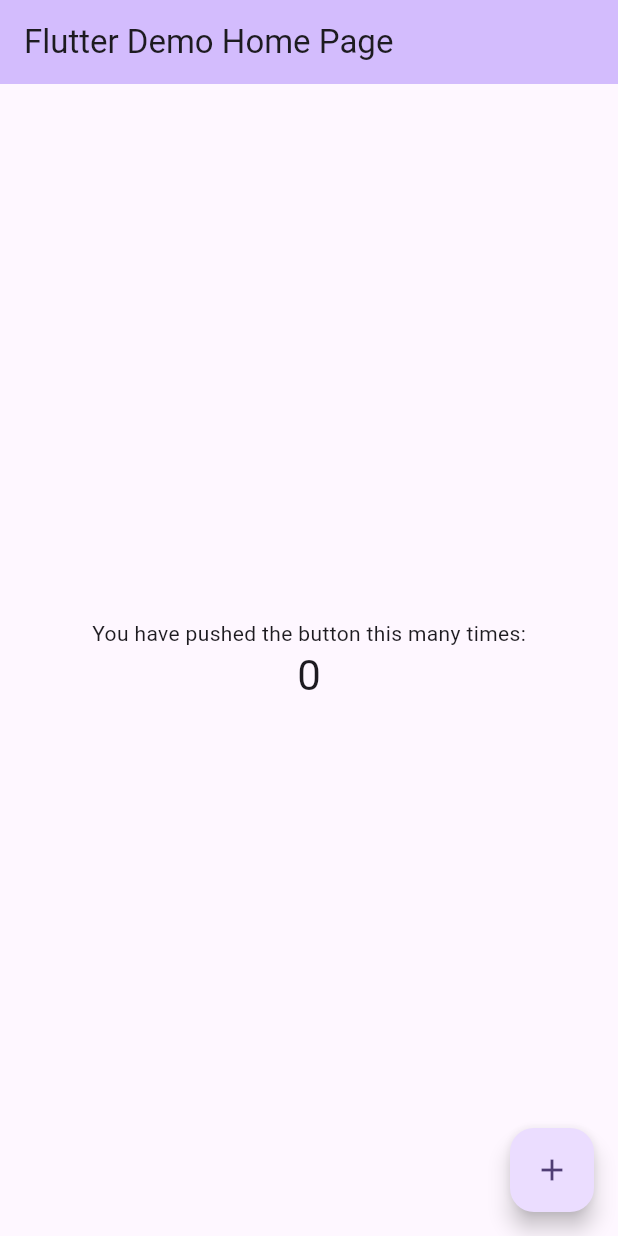
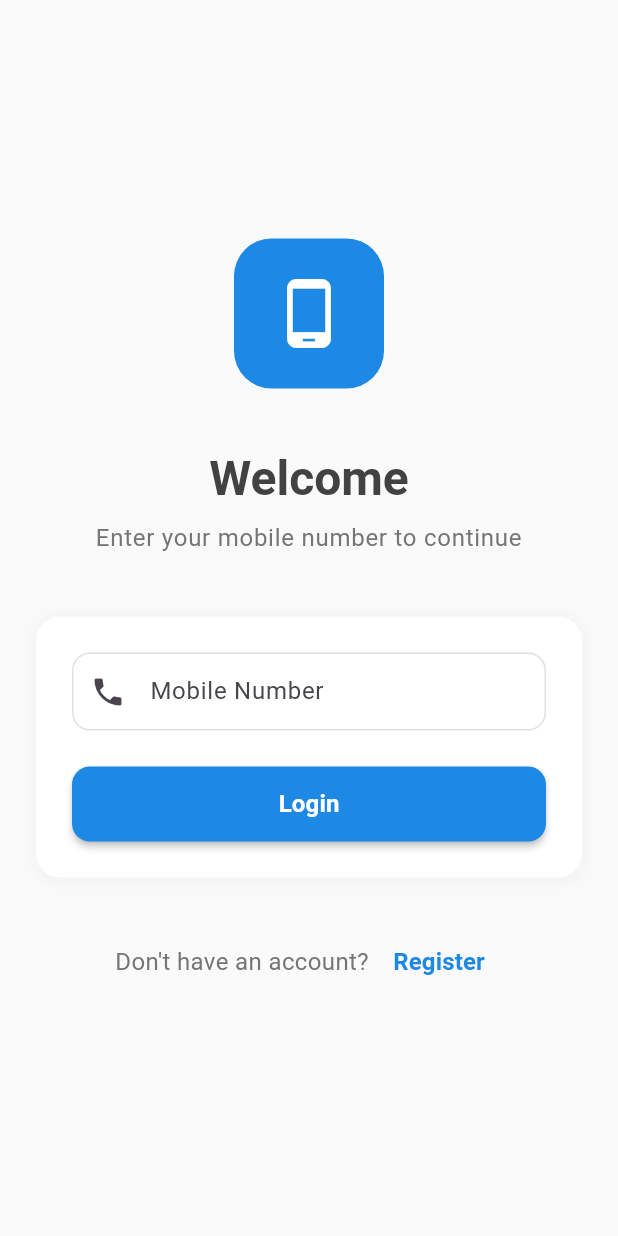
Before and after one commit to HesaraDinal1234/MyChat-Flutter-Application, a Flutter app: the screen it shows after launch, on a phone screen of 412 x 824 dp. Run offline on Flutter 3.47's test engine with Material 3 defaults, Android fonts, the phone set to English and light mode, and no system bars.

Commit message:
Implement mobile login page and update main app structure

```diff
--- a/mychat/lib/main.dart
+++ b/mychat/lib/main.dart
@@ -1,122 +1,23 @@
 import 'package:flutter/material.dart';
+import 'screens/loginpage.dart'; // Add this import
 
-void main() {
-  runApp(const MyApp());
-}
+void main() => runApp(const ProductivityApp());
 
-class MyApp extends StatelessWidget {
-  const MyApp({super.key});
+class ProductivityApp extends StatelessWidget {
+  const ProductivityApp({super.key});
 
-  // This widget is the root of your application.
   @override
   Widget build(BuildContext context) {
     return MaterialApp(
-      title: 'Flutter Demo',
+      debugShowCheckedModeBanner: false,
       theme: ThemeData(
-        // This is the theme of your application.
-        //
-        // TRY THIS: Try running your application with "flutter run". You'll see
-        // the application has a purple toolbar. Then, without quitting the app,
-        // try changing the seedColor in the colorScheme below to Colors.green
-        // and then invoke "hot reload" (save your changes or press the "hot
-        // reload" button in a Flutter-supported IDE, or press "r" if you used
-        // the command line to start the app).
-        //
-        // Notice that the counter didn't reset back to zero; the application
-        // state is not lost during the reload. To reset the state, use hot
-        // restart instead.
-        //
-        // This works for code too, not just values: Most code changes can be
-        // tested with just a hot reload.
-        colorScheme: ColorScheme.fromSeed(seedColor: Colors.deepPurple),
+        primaryColor: Colors.blueAccent,
+        inputDecorationTheme: const InputDecorationTheme(
+          border: OutlineInputBorder(),
+          contentPadding: EdgeInsets.symmetric(horizontal: 16, vertical: 14),
+        ),
       ),
-      home: const MyHomePage(title: 'Flutter Demo Home Page'),
+      home: const MobileLoginPage(), // Now using the separated login page
     );
   }
 }
-
-class MyHomePage extends StatefulWidget {
-  const MyHomePage({super.key, required this.title});
-
-  // This widget is the home page of your application. It is stateful, meaning
-  // that it has a State object (defined below) that contains fields that affect
-  // how it looks.
-
-  // This class is the configuration for the state. It holds the values (in this
-  // case the title) provided by the parent (in this case the App widget) and
-  // used by the build method of the State. Fields in a Widget subclass are
-  // always marked "final".
-
-  final String title;
-
-  @override
-  State<MyHomePage> createState() => _MyHomePageState();
-}
-
-class _MyHomePageState extends State<MyHomePage> {
-  int _counter = 0;
-
-  void _incrementCounter() {
-    setState(() {
-      // This call to setState tells the Flutter framework that something has
-      // changed in this State, which causes it to rerun the build method below
-      // so that the display can reflect the updated values. If we changed
-      // _counter without calling setState(), then the build method would not be
-      // called again, and so nothing would appear to happen.
-      _counter++;
-    });
-  }
-
-  @override
-  Widget build(BuildContext context) {
-    // This method is rerun every time setState is called, for instance as done
-    // by the _incrementCounter method above.
-    //
-    // The Flutter framework has been optimized to make rerunning build methods
-    // fast, so that you can just rebuild anything that needs updating rather
-    // than having to individually change instances of widgets.
-    return Scaffold(
-      appBar: AppBar(
-        // TRY THIS: Try changing the color here to a specific color (to
-        // Colors.amber, perhaps?) and trigger a hot reload to see the AppBar
-        // change color while the other colors stay the same.
-        backgroundColor: Theme.of(context).colorScheme.inversePrimary,
-        // Here we take the value from the MyHomePage object that was created by
-        // the App.build method, and use it to set our appbar title.
-        title: Text(widget.title),
-      ),
-      body: Center(
-        // Center is a layout widget. It takes a single child and positions it
-        // in the middle of the parent.
-        child: Column(
-          // Column is also a layout widget. It takes a list of children and
-          // arranges them vertically. By default, it sizes itself to fit its
-          // children horizontally, and tries to be as tall as its parent.
-          //
-          // Column has various properties to control how it sizes itself and
-          // how it positions its children. Here we use mainAxisAlignment to
-          // center the children vertically; the main axis here is the vertical
-          // axis because Columns are vertical (the cross axis would be
-          // horizontal).
-          //
-          // TRY THIS: Invoke "debug painting" (choose the "Toggle Debug Paint"
-          // action in the IDE, or press "p" in the console), to see the
-          // wireframe for each widget.
-          mainAxisAlignment: MainAxisAlignment.center,
-          children: <Widget>[
-            const Text('You have pushed the button this many times:'),
-            Text(
-              '$_counter',
-              style: Theme.of(context).textTheme.headlineMedium,
-            ),
-          ],
-        ),
-      ),
-      floatingActionButton: FloatingActionButton(
-        onPressed: _incrementCounter,
-        tooltip: 'Increment',
-        child: const Icon(Icons.add),
-      ), // This trailing comma makes auto-formatting nicer for build methods.
-    );
-  }
-}
--- /dev/null
+++ b/mychat/lib/screens/loginpage.dart
@@ -0,0 +1,227 @@
+import 'package:flutter/material.dart';
+import 'package:flutter/services.dart';
+
+class MobileLoginPage extends StatefulWidget {
+  const MobileLoginPage({Key? key}) : super(key: key);
+
+  @override
+  State<MobileLoginPage> createState() => _MobileLoginPageState();
+}
+
+class _MobileLoginPageState extends State<MobileLoginPage> {
+  final _formKey = GlobalKey<FormState>();
+  final _mobileController = TextEditingController();
+  bool _isLoading = false;
+
+  @override
+  void dispose() {
+    _mobileController.dispose();
+    super.dispose();
+  }
+
+  Future<void> _handleLogin() async {
+    if (_formKey.currentState!.validate()) {
+      setState(() {
+        _isLoading = true;
+      });
+
+      // Simulate API call
+      await Future.delayed(const Duration(seconds: 2));
+
+      setState(() {
+        _isLoading = false;
+      });
+
+      // Show success message
+      ScaffoldMessenger.of(context).showSnackBar(
+        const SnackBar(
+          content: Text('OTP sent to your mobile number!'),
+          backgroundColor: Colors.green,
+        ),
+      );
+
+      // Navigate to OTP verification page
+      // Navigator.push(context, MaterialPageRoute(builder: (context) => OTPPage()));
+    }
+  }
+
+  String? _validateMobile(String? value) {
+    if (value == null || value.isEmpty) {
+      return 'Please enter your mobile number';
+    }
+    if (value.length < 10) {
+      return 'Please enter a valid mobile number';
+    }
+    return null;
+  }
+
+  void _handleRegister() {
+    // Navigate to registration page
+    ScaffoldMessenger.of(
+      context,
+    ).showSnackBar(const SnackBar(content: Text('Register page clicked')));
+    // Navigator.push(context, MaterialPageRoute(builder: (context) => RegisterPage()));
+  }
+
+  @override
+  Widget build(BuildContext context) {
+    return Scaffold(
+      backgroundColor: Colors.grey[50],
+      body: SafeArea(
+        child: Center(
+          child: SingleChildScrollView(
+            padding: const EdgeInsets.all(24.0),
+            child: Column(
+              mainAxisAlignment: MainAxisAlignment.center,
+              children: [
+                // App Logo/Icon
+                Container(
+                  width: 100,
+                  height: 100,
+                  decoration: BoxDecoration(
+                    color: Colors.blue[600],
+                    borderRadius: BorderRadius.circular(25),
+                  ),
+                  child: const Icon(
+                    Icons.phone_android,
+                    size: 50,
+                    color: Colors.white,
+                  ),
+                ),
+                const SizedBox(height: 40),
+
+                // Welcome Text
+                Text(
+                  'Welcome',
+                  style: Theme.of(context).textTheme.headlineLarge?.copyWith(
+                    fontWeight: FontWeight.bold,
+                    color: Colors.grey[800],
+                  ),
+                ),
+                const SizedBox(height: 8),
+                Text(
+                  'Enter your mobile number to continue',
+                  style: Theme.of(
+                    context,
+                  ).textTheme.bodyLarge?.copyWith(color: Colors.grey[600]),
+                  textAlign: TextAlign.center,
+                ),
+                const SizedBox(height: 40),
+
+                // Login Form
+                Container(
+                  padding: const EdgeInsets.all(24),
+                  decoration: BoxDecoration(
+                    color: Colors.white,
+                    borderRadius: BorderRadius.circular(16),
+                    boxShadow: [
+                      BoxShadow(
+                        color: Colors.grey.withOpacity(0.1),
+                        spreadRadius: 1,
+                        blurRadius: 10,
+                        offset: const Offset(0, 1),
+                      ),
+                    ],
+                  ),
+                  child: Form(
+                    key: _formKey,
+                    child: Column(
+                      children: [
+                        // Mobile Number Field
+                        TextFormField(
+                          controller: _mobileController,
+                          keyboardType: TextInputType.phone,
+                          validator: _validateMobile,
+                          inputFormatters: [
+                            FilteringTextInputFormatter.digitsOnly,
+                            LengthLimitingTextInputFormatter(10),
+                          ],
+                          decoration: InputDecoration(
+                            labelText: 'Mobile Number',
+                            hintText: 'Enter your mobile number',
+                            prefixIcon: const Icon(Icons.phone),
+                            prefixText: '+91 ',
+                            border: OutlineInputBorder(
+                              borderRadius: BorderRadius.circular(12),
+                            ),
+                            enabledBorder: OutlineInputBorder(
+                              borderRadius: BorderRadius.circular(12),
+                              borderSide: BorderSide(color: Colors.grey[300]!),
+                            ),
+                            focusedBorder: OutlineInputBorder(
+                              borderRadius: BorderRadius.circular(12),
+                              borderSide: BorderSide(color: Colors.blue[600]!),
+                            ),
+                          ),
+                        ),
+                        const SizedBox(height: 24),
+
+                        // Login Button
+                        SizedBox(
+                          width: double.infinity,
+                          height: 50,
+                          child: ElevatedButton(
+                            onPressed: _isLoading ? null : _handleLogin,
+                            style: ElevatedButton.styleFrom(
+                              backgroundColor: Colors.blue[600],
+                              foregroundColor: Colors.white,
+                              shape: RoundedRectangleBorder(
+                                borderRadius: BorderRadius.circular(12),
+                              ),
+                              elevation: 2,
+                            ),
+                            child: _isLoading
+                                ? const SizedBox(
+                                    width: 20,
+                                    height: 20,
+                                    child: CircularProgressIndicator(
+                                      strokeWidth: 2,
+                                      valueColor: AlwaysStoppedAnimation<Color>(
+                                        Colors.white,
+                                      ),
+                                    ),
+                                  )
+                                : const Text(
+                                    'Login',
+                                    style: TextStyle(
+                                      fontSize: 16,
+                                      fontWeight: FontWeight.w600,
+                                    ),
+                                  ),
+                          ),
+                        ),
+                      ],
+                    ),
+                  ),
+                ),
+                const SizedBox(height: 32),
+
+                // Register Button
+                Row(
+                  mainAxisAlignment: MainAxisAlignment.center,
+                  children: [
+                    Text(
+                      "Don't have an account? ",
+                      style: TextStyle(color: Colors.grey[600], fontSize: 16),
+                    ),
+                    TextButton(
+                      onPressed: _handleRegister,
+                      child: Text(
+                        'Register',
+                        style: TextStyle(
+                          color: Colors.blue[600],
+                          fontWeight: FontWeight.w600,
+                          fontSize: 16,
+                        ),
+                      ),
+                    ),
+                  ],
+                ),
+              ],
+            ),
+          ),
+        ),
+      ),
+    );
+  }
+}
```
Also changed, not shown: mychat/lib/screens/register.dart (added, +307 -0 lines), mychat/lib/login.dart (deleted).
